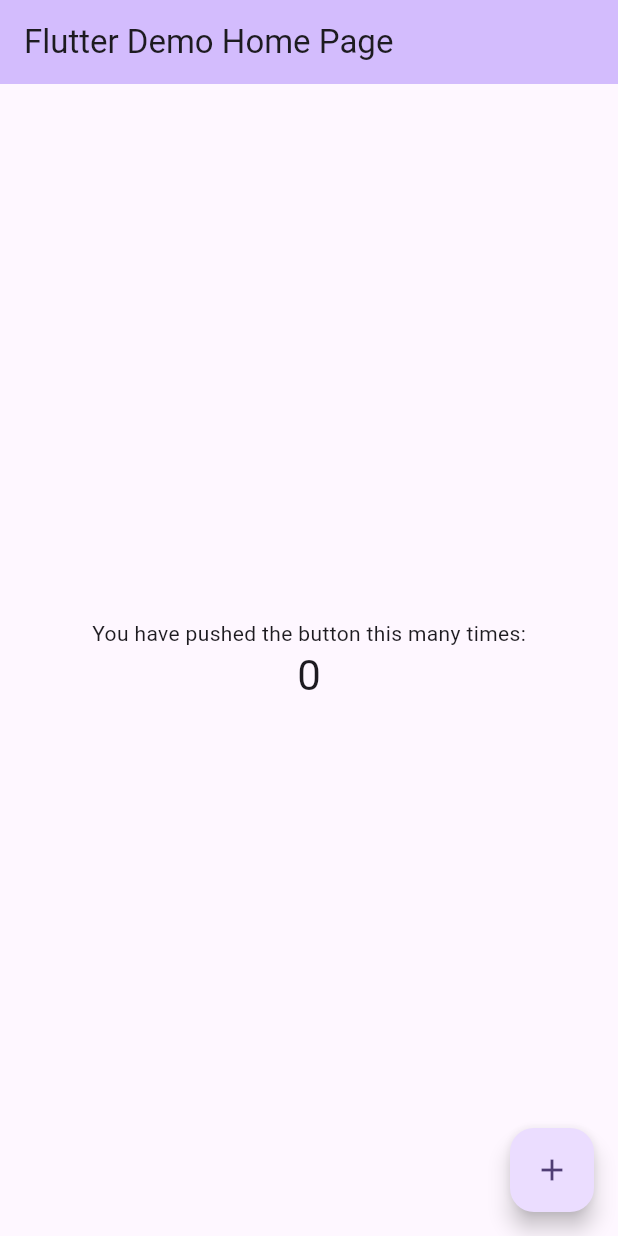
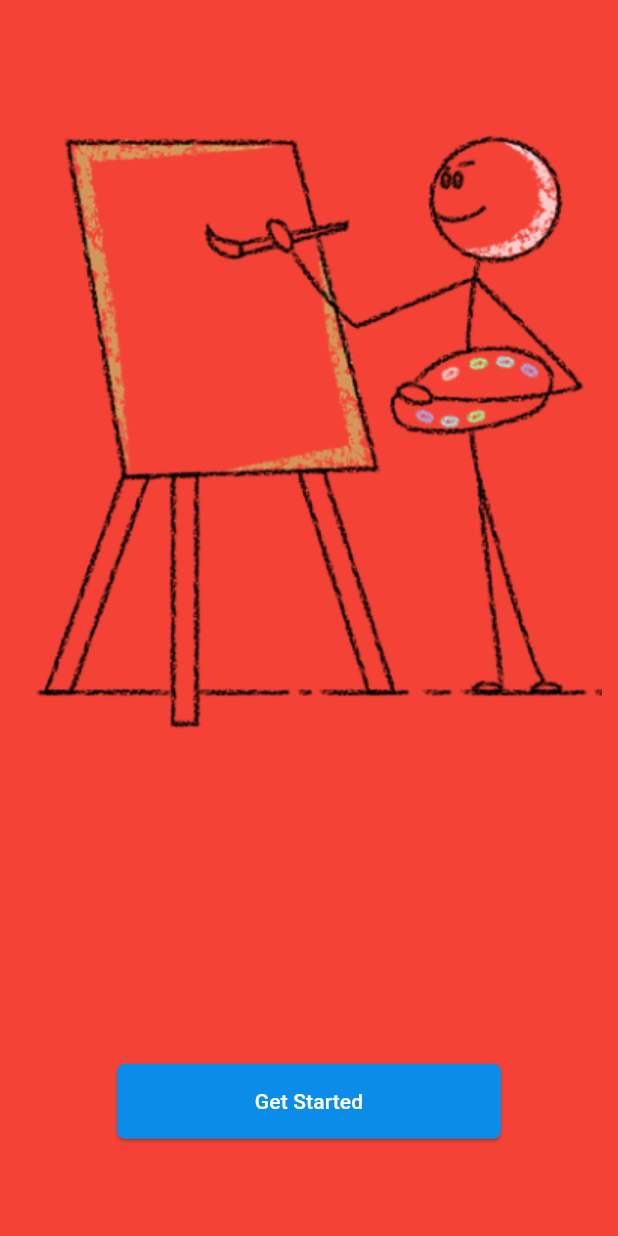
Before and after one commit to asnakeassefa/2023-project-phase-mobile-tasks, a Flutter app: the screen it shows after launch, on a phone screen of 412 x 824 dp. Run offline on Flutter 3.47's test engine with Material 2 defaults, Android fonts, the light colour scheme and no system bars.

Commit message:
make building ui app

```diff
--- a/on-boarding/circular_counter/pubspec.yaml
+++ b/on-boarding/circular_counter/pubspec.yaml
@@ -2,7 +2,7 @@
 description: A new Flutter project.
 # The following line prevents the package from being accidentally published to
 # pub.dev using `flutter pub publish`. This is preferred for private packages.
-publish_to: 'none' # Remove this line if you wish to publish to pub.dev
+publish_to: "none" # Remove this line if you wish to publish to pub.dev
 
 # The following defines the version and build number for your application.
 # A version number is three numbers separated by dots, like 1.2.43
@@ -19,7 +19,7 @@
 version: 1.0.0+1
 
 environment:
-  sdk: '>=3.0.3 <4.0.0'
+  sdk: ">=3.0.3 <4.0.0"
 
 # Dependencies specify other packages that your package needs in order to work.
 # To automatically upgrade your package dependencies to the latest versions
@@ -30,7 +30,6 @@
 dependencies:
   flutter:
     sdk: flutter
-
 
   # The following adds the Cupertino Icons font to your application.
   # Use with the CupertinoIcons class for iOS style icons.
@@ -52,7 +51,6 @@
 
 # The following section is specific to Flutter packages.
 flutter:
-
   # The following line ensures that the Material Icons font is
   # included with your application, so that you can use the icons in
   # the material Icons class.
--- a/on-boarding/flutterui/lib/main.dart
+++ b/on-boarding/flutterui/lib/main.dart
@@ -1,4 +1,5 @@
 import 'package:flutter/material.dart';
+import 'package:flutterui/screens/welcome.dart';
 
 void main() {
   runApp(const MyApp());
@@ -7,27 +8,12 @@
 class MyApp extends StatelessWidget {
   const MyApp({super.key});
 
-  // This widget is the root of your application.
   @override
   Widget build(BuildContext context) {
     return MaterialApp(
+      debugShowCheckedModeBanner: false,
       title: 'Flutter Demo',
       theme: ThemeData(
-        // This is the theme of your application.
-        //
-        // TRY THIS: Try running your application with "flutter run". You'll see
-        // the application has a blue toolbar. Then, without quitting the app,
-        // try changing the seedColor in the colorScheme below to Colors.green
-        // and then invoke "hot reload" (save your changes or press the "hot
-        // reload" button in a Flutter-supported IDE, or press "r" if you used
-        // the command line to start the app).
-        //
-        // Notice that the counter didn't reset back to zero; the application
-        // state is not lost during the reload. To reset the state, use hot
-        // restart instead.
-        //
-        // This works for code too, not just values: Most code changes can be
-        // tested with just a hot reload.
         colorScheme: ColorScheme.fromSeed(seedColor: Colors.deepPurple),
         useMaterial3: true,
       ),
@@ -39,15 +25,6 @@
 class MyHomePage extends StatefulWidget {
   const MyHomePage({super.key, required this.title});
 
-  // This widget is the home page of your application. It is stateful, meaning
-  // that it has a State object (defined below) that contains fields that affect
-  // how it looks.
-
-  // This class is the configuration for the state. It holds the values (in this
-  // case the title) provided by the parent (in this case the App widget) and
-  // used by the build method of the State. Fields in a Widget subclass are
-  // always marked "final".
-
   final String title;
 
   @override
@@ -55,71 +32,11 @@
 }
 
 class _MyHomePageState extends State<MyHomePage> {
-  int _counter = 0;
-
-  void _incrementCounter() {
-    setState(() {
-      // This call to setState tells the Flutter framework that something has
-      // changed in this State, which causes it to rerun the build method below
-      // so that the display can reflect the updated values. If we changed
-      // _counter without calling setState(), then the build method would not be
-      // called again, and so nothing would appear to happen.
-      _counter++;
-    });
-  }
 
   @override
   Widget build(BuildContext context) {
-    // This method is rerun every time setState is called, for instance as done
-    // by the _incrementCounter method above.
-    //
-    // The Flutter framework has been optimized to make rerunning build methods
-    // fast, so that you can just rebuild anything that needs updating rather
-    // than having to individually change instances of widgets.
-    return Scaffold(
-      appBar: AppBar(
-        // TRY THIS: Try changing the color here to a specific color (to
-        // Colors.amber, perhaps?) and trigger a hot reload to see the AppBar
-        // change color while the other colors stay the same.
-        backgroundColor: Theme.of(context).colorScheme.inversePrimary,
-        // Here we take the value from the MyHomePage object that was created by
-        // the App.build method, and use it to set our appbar title.
-        title: Text(widget.title),
-      ),
-      body: Center(
-        // Center is a layout widget. It takes a single child and positions it
-        // in the middle of the parent.
-        child: Column(
-          // Column is also a layout widget. It takes a list of children and
-          // arranges them vertically. By default, it sizes itself to fit its
-          // children horizontally, and tries to be as tall as its parent.
-          //
-          // Column has various properties to control how it sizes itself and
-          // how it positions its children. Here we use mainAxisAlignment to
-          // center the children vertically; the main axis here is the vertical
-          // axis because Columns are vertical (the cross axis would be
-          // horizontal).
-          //
-          // TRY THIS: Invoke "debug painting" (choose the "Toggle Debug Paint"
-          // action in the IDE, or press "p" in the console), to see the
-          // wireframe for each widget.
-          mainAxisAlignment: MainAxisAlignment.center,
-          children: <Widget>[
-            const Text(
-              'You have pushed the button this many times:',
-            ),
-            Text(
-              '$_counter',
-              style: Theme.of(context).textTheme.headlineMedium,
-            ),
-          ],
-        ),
-      ),
-      floatingActionButton: FloatingActionButton(
-        onPressed: _incrementCounter,
-        tooltip: 'Increment',
-        child: const Icon(Icons.add),
-      ), // This trailing comma makes auto-formatting nicer for build methods.
+    return const Scaffold(
+      body: Welcome(),
     );
   }
 }
--- /dev/null
+++ b/on-boarding/flutterui/lib/screens/welcome.dart
@@ -0,0 +1,46 @@
+import 'package:flutter/material.dart';
+import 'package:flutterui/screens/ListScreen.dart';
+
+class Welcome extends StatelessWidget {
+  const Welcome({super.key});
+
+  @override
+  Widget build(BuildContext context) {
+    return Container(
+      decoration: const BoxDecoration(color: Colors.red),
+      child: Stack(
+        // mainAxisAlignment: MainAxisAlignment.spaceAround,
+        children: [
+          Container(alignment: const Alignment(0,-0.75),child: Image.asset("assets/images/paint.png")),
+          Padding(
+            padding: const EdgeInsets.all(8.0),
+            child: Container(
+              alignment: const Alignment(0, 0.85),
+              child: ElevatedButton(
+                style: ElevatedButton.styleFrom(
+                  minimumSize: const Size(256, 50),
+                  shape: RoundedRectangleBorder(
+                    borderRadius: BorderRadius.circular(5),
+                  ),
+                  backgroundColor: const Color(0xff0C8CE9),
+                ),
+                onPressed: () => Navigator.push(
+                  context,
+                  MaterialPageRoute(
+                    builder: (BuildContext context) {
+                      return const ListPage();
+                    },
+                  ),
+                ),
+                child: const Text(
+                  'Get Started',
+                  style: TextStyle(color: Colors.white),
+                ),
+              ),
+            ),
+          ),
+        ],
+      ),
+    );
+  }
+}
```
Also changed, not shown: on-boarding/flutterui/lib/Models/TasksModel.dart (added, +10 -0 lines), on-boarding/flutterui/lib/screens/ListScreen.dart (added, +111 -0 lines), on-boarding/flutterui/lib/screens/createTask.dart (added, +56 -0 lines), on-boarding/flutterui/pubspec.yaml (+72 -72 lines), on-boarding/flutterui/assets/images/paint.png (added), on-boarding/flutterui/assets/images/stickman_todo_list.png (added), on-boarding/flutterui/pubspec.lock, 26 other files.
